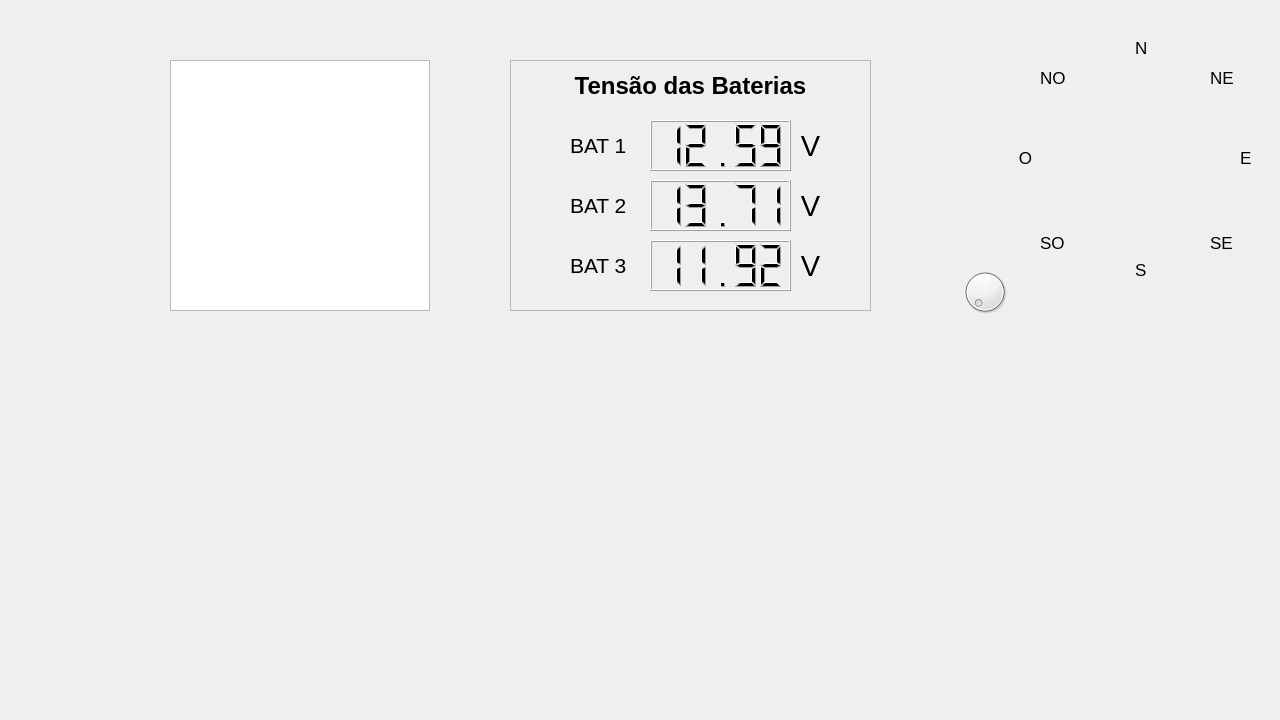
First picture: the form in QtZeniteInterface/navigation.ui, repository ZeniteSolar/Zenite-GUI, before the edit.
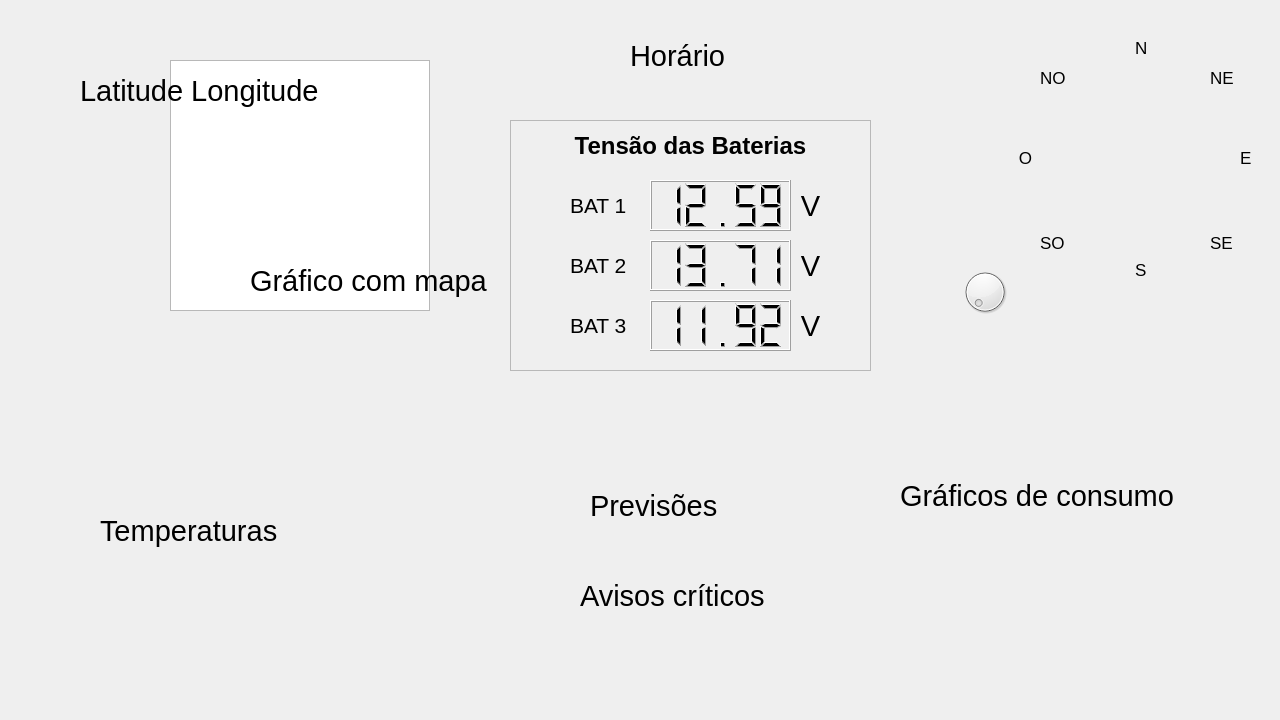
Second picture: the form after the edit.

Commit message: Extra labels in 'Navigation'added for demonstration purposes

Diff of the .ui file:
```diff
--- a/QtZeniteInterface/navigation.ui
+++ b/QtZeniteInterface/navigation.ui
@@ -105,7 +105,7 @@
    <property name="geometry">
     <rect>
      <x>510</x>
-     <y>60</y>
+     <y>120</y>
      <width>361</width>
      <height>251</height>
     </rect>
@@ -392,6 +392,132 @@
     <number>360</number>
    </property>
   </widget>
+  <widget class="QLabel" name="label">
+   <property name="geometry">
+    <rect>
+     <x>80</x>
+     <y>30</y>
+     <width>261</width>
+     <height>121</height>
+    </rect>
+   </property>
+   <property name="font">
+    <font>
+     <pointsize>22</pointsize>
+    </font>
+   </property>
+   <property name="text">
+    <string>Latitude Longitude</string>
+   </property>
+  </widget>
+  <widget class="QLabel" name="label_3">
+   <property name="geometry">
+    <rect>
+     <x>250</x>
+     <y>220</y>
+     <width>261</width>
+     <height>121</height>
+    </rect>
+   </property>
+   <property name="font">
+    <font>
+     <pointsize>22</pointsize>
+    </font>
+   </property>
+   <property name="text">
+    <string>Gráfico com mapa</string>
+   </property>
+  </widget>
+  <widget class="QLabel" name="label_4">
+   <property name="geometry">
+    <rect>
+     <x>900</x>
+     <y>470</y>
+     <width>301</width>
+     <height>51</height>
+    </rect>
+   </property>
+   <property name="font">
+    <font>
+     <pointsize>22</pointsize>
+    </font>
+   </property>
+   <property name="text">
+    <string>Gráficos de consumo</string>
+   </property>
+  </widget>
+  <widget class="QLabel" name="label_6">
+   <property name="geometry">
+    <rect>
+     <x>100</x>
+     <y>470</y>
+     <width>261</width>
+     <height>121</height>
+    </rect>
+   </property>
+   <property name="font">
+    <font>
+     <pointsize>22</pointsize>
+    </font>
+   </property>
+   <property name="text">
+    <string>Temperaturas</string>
+   </property>
+  </widget>
+  <widget class="QLabel" name="label_7">
+   <property name="geometry">
+    <rect>
+     <x>580</x>
+     <y>560</y>
+     <width>191</width>
+     <height>71</height>
+    </rect>
+   </property>
+   <property name="font">
+    <font>
+     <pointsize>22</pointsize>
+    </font>
+   </property>
+   <property name="text">
+    <string>Avisos críticos</string>
+   </property>
+  </widget>
+  <widget class="QLabel" name="label_8">
+   <property name="geometry">
+    <rect>
+     <x>630</x>
+     <y>20</y>
+     <width>111</width>
+     <height>71</height>
+    </rect>
+   </property>
+   <property name="font">
+    <font>
+     <pointsize>22</pointsize>
+    </font>
+   </property>
+   <property name="text">
+    <string>Horário</string>
+   </property>
+  </widget>
+  <widget class="QLabel" name="label_5">
+   <property name="geometry">
+    <rect>
+     <x>590</x>
+     <y>480</y>
+     <width>151</width>
+     <height>51</height>
+    </rect>
+   </property>
+   <property name="font">
+    <font>
+     <pointsize>22</pointsize>
+    </font>
+   </property>
+   <property name="text">
+    <string>Previsões</string>
+   </property>
+  </widget>
  </widget>
  <resources/>
  <connections/>
```
